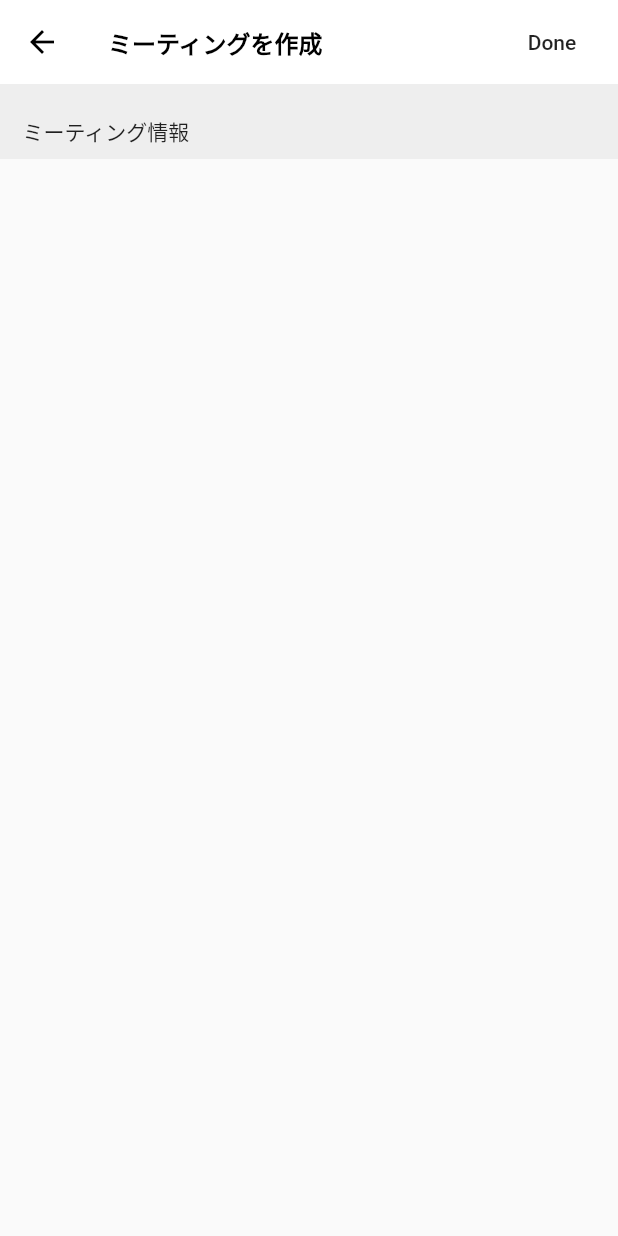
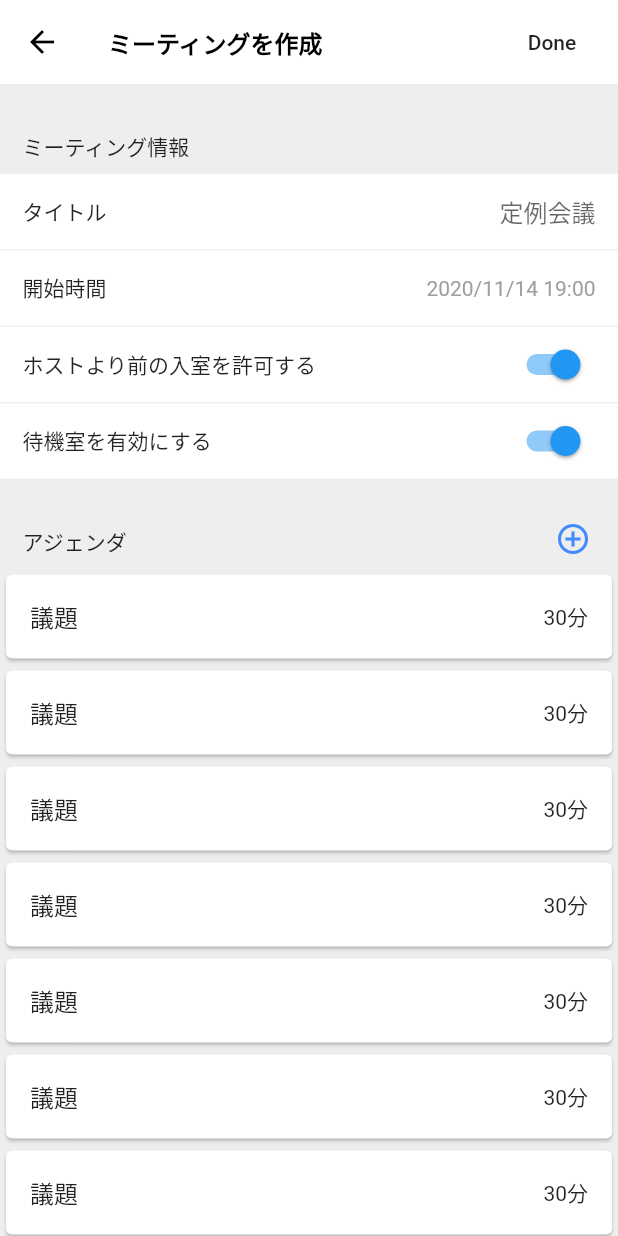
Before and after one commit to jphacks/D_2011_2, a Flutter app: the CreateMeetingPage screen opened directly, on a phone screen of 412 x 824 dp. Run offline on Flutter 3.47's test engine with Material 2 defaults, Android fonts, the phone set to English and light mode, and no system bars; our stand-ins replace introduction_screen, modal_progress_hud.

Commit message:
Add Create Meeting Form

```diff
--- a/lib/pages/createMeetingPage.dart
+++ b/lib/pages/createMeetingPage.dart
@@ -10,6 +10,7 @@ class _CreateMeetingPageState extends State<CreateMeetingPage> {
   Widget build(BuildContext context) {
     final Size size = MediaQuery.of(context).size;
     return Scaffold(
+      backgroundColor: Colors.grey[200],
       appBar: AppBar(
         title: Text(
           "ミーティングを作成",
@@ -29,12 +30,11 @@ class _CreateMeetingPageState extends State<CreateMeetingPage> {
         iconTheme: IconThemeData(color: Colors.black),
         elevation: 0.0,
       ),
-      body: SingleChildScrollView(
+      body: SafeArea(
         child: Column(
           children: [
             Container(
-              color: Colors.grey[200],
-              height: 50,
+              height: 60,
               width: size.width,
               child: Padding(
                 padding: EdgeInsets.symmetric(horizontal: 15, vertical: 7.5),
@@ -46,6 +46,130 @@ class _CreateMeetingPageState extends State<CreateMeetingPage> {
                 ),
               ),
             ),
+            Container(
+              height: 50,
+              width: size.width,
+              color: Colors.white,
+              child: Padding(
+                padding: EdgeInsets.symmetric(horizontal: 15, vertical: 3),
+                child: Row(
+                  mainAxisAlignment: MainAxisAlignment.spaceBetween,
+                  children: [
+                    Text("タイトル"),
+                    SizedBox(width: 15),
+                    Expanded(
+                      child: TextField(
+                        decoration: InputDecoration(
+                          border: InputBorder.none,
+                          focusedBorder: InputBorder.none,
+                          enabledBorder: InputBorder.none,
+                          errorBorder: InputBorder.none,
+                          disabledBorder: InputBorder.none,
+                          contentPadding:
+                              EdgeInsets.only(left: 15, bottom: 11, top: 11),
+                          hintText: "定例会議",
+                        ),
+                        textAlign: TextAlign.end,
+                      ),
+                    )
+                  ],
+                ),
+              ),
+            ),
+            SizedBox(height: 1),
+            GestureDetector(
+              onTap: () {},
+              child: Container(
+                height: 50,
+                width: size.width,
+                color: Colors.white,
+                child: Padding(
+                  padding: EdgeInsets.symmetric(horizontal: 15, vertical: 3),
+                  child: Row(
+                    mainAxisAlignment: MainAxisAlignment.spaceBetween,
+                    children: [
+                      Text("開始時間"),
+                      Text(
+                        "2020/11/14 19:00",
+                        style: TextStyle(color: Colors.grey),
+                      ),
+                    ],
+                  ),
+                ),
+              ),
+            ),
+            SizedBox(height: 1),
+            Container(
+              height: 50,
+              width: size.width,
+              color: Colors.white,
+              child: Padding(
+                padding: EdgeInsets.symmetric(horizontal: 15, vertical: 3),
+                child: Row(
+                  mainAxisAlignment: MainAxisAlignment.spaceBetween,
+                  children: [
+                    Text("ホストより前の入室を許可する"),
+                    Switch(value: true, onChanged: (val) {}),
+                  ],
+                ),
+              ),
+            ),
+            SizedBox(height: 1),
+            Container(
+              height: 50,
+              width: size.width,
+              color: Colors.white,
+              child: Padding(
+                padding: EdgeInsets.symmetric(horizontal: 15, vertical: 3),
+                child: Row(
+                  mainAxisAlignment: MainAxisAlignment.spaceBetween,
+                  children: [
+                    Text("待機室を有効にする"),
+                    Switch(value: true, onChanged: (val) {}),
+                  ],
+                ),
+              ),
+            ),
+            Container(
+              height: 60,
+              width: size.width,
+              child: Padding(
+                padding: EdgeInsets.symmetric(horizontal: 15, vertical: 7.5),
+                child: Row(
+                  mainAxisAlignment: MainAxisAlignment.spaceBetween,
+                  crossAxisAlignment: CrossAxisAlignment.end,
+                  children: [
+                    Text("アジェンダ"),
+                    GestureDetector(
+                      onTap: () {
+                        print("Add");
+                      },
+                      child: Container(
+                        height: 25,
+                        width: 30,
+                        child: Icon(
+                          Icons.add_circle_outline,
+                          color: Colors.blueAccent,
+                        ),
+                      ),
+                    )
+                  ],
+                ),
+              ),
+            ),
+            Expanded(
+              child: ListView.builder(
+                itemBuilder: (BuildContext context, int index) {
+                  return Card(
+                    child: ListTile(
+                      title: Text("議題"),
+                      trailing: Text("30分"),
+                    ),
+                  );
+                },
+                itemCount: 10,
+              ),
+            ),
           ],
         ),
       ),
--- a/lib/pages/loadingPage.dart
+++ b/lib/pages/loadingPage.dart
@@ -13,7 +13,6 @@ class _LoadingPageState extends State<LoadingPage> {
   void waiting() async {
     await Future.delayed(Duration(seconds: 2)).then((_) async {
       final isLoggedIn = await FlutterZoomSdk.isLoggedIn();
-      print(isLoggedIn);
       if (isLoggedIn) {
         final userName = await FlutterZoomSdk.userName();
         Navigator.pushReplacement(
```
